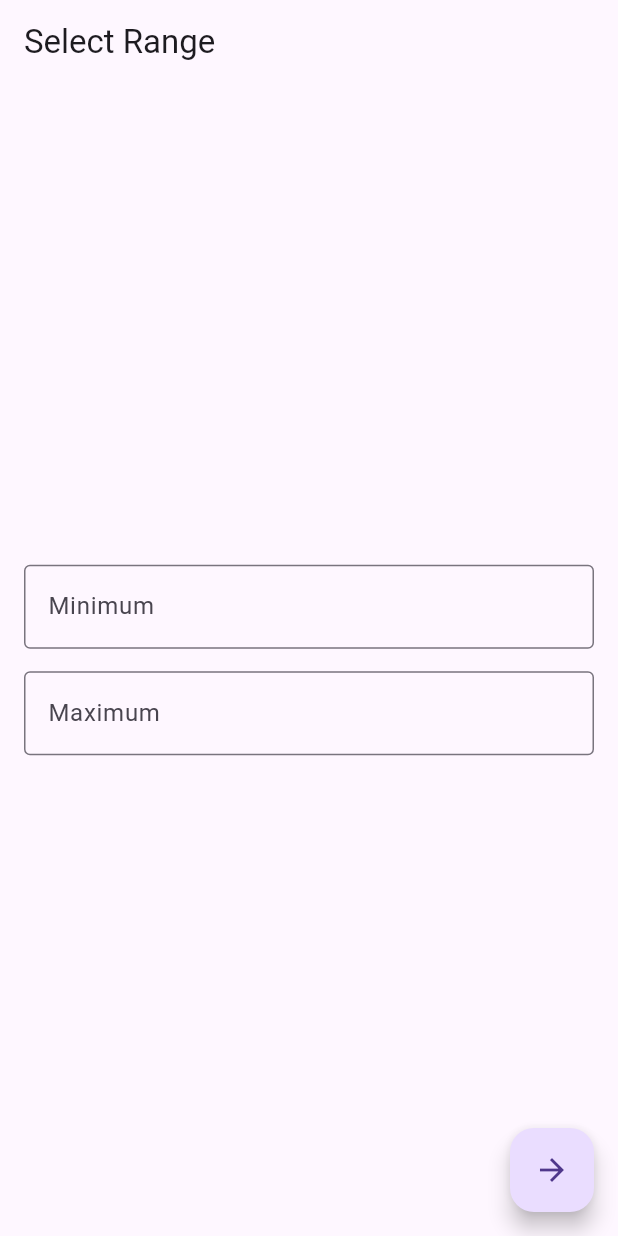
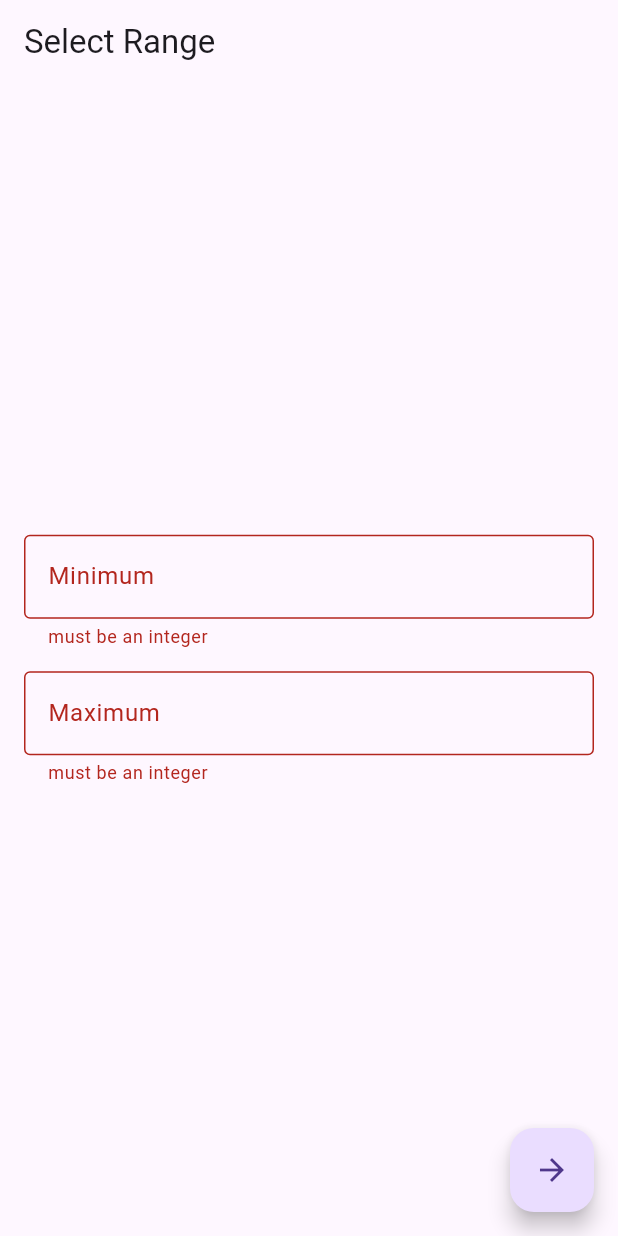
Before and after one commit to leoCardosoDev/flutter_foundations_reso, a Flutter app: the screen it shows after launch, after a tap on the "arrow forward" icon, on a phone screen of 412 x 824 dp. Run offline on Flutter 3.47's test engine with Material 3 defaults, Android fonts, the phone set to English and light mode, and no system bars.

Commit message:
chore: add foudation

```diff
--- /dev/null
+++ b/lib/int_value_setter.dart
@@ -0,0 +1 @@
+typedef IntValueSetter = void Function(int value);
--- /dev/null
+++ b/lib/range_selector_form.dart
@@ -0,0 +1,35 @@
+import 'package:flutter/material.dart';
+
+import 'int_value_setter.dart';
+import 'range_selector_text_form_field.dart';
+
+class RangeSelectorForm extends StatelessWidget {
+  const RangeSelectorForm({
+    super.key,
+    required this.formKey,
+    required this.minIntValueSetter,
+    required this.maxIntValueSetter
+  });
+
+  final GlobalKey<FormState> formKey;
+  final IntValueSetter minIntValueSetter;
+  final IntValueSetter maxIntValueSetter;
+
+  @override
+  Widget build(BuildContext context) {
+    return Form(
+      key: formKey,
+      child: Padding(
+        padding: const EdgeInsets.all(16),
+        child: Column(
+          mainAxisAlignment: MainAxisAlignment.center,
+          children: [
+            RangeSelectorTextFormField(labelText: 'Minimum', intValueSetter: minIntValueSetter),
+            const SizedBox(height: 15),
+            RangeSelectorTextFormField(labelText: 'Maximum', intValueSetter: maxIntValueSetter),
+          ],
+        ),
+      ),
+    );
+  }
+}
--- a/lib/range_selector_page.dart
+++ b/lib/range_selector_page.dart
@@ -1,4 +1,6 @@
 import 'package:flutter/material.dart';
+
+import 'range_selector_form.dart';
 
 class RandomSelectorPage extends StatefulWidget {
   const RandomSelectorPage({super.key});
@@ -7,45 +9,26 @@ class RandomSelectorPage extends StatefulWidget {
 }
 
 class _RandomSelectorPageState extends State<RandomSelectorPage> {
+  final formKey = GlobalKey<FormState>();
+  int _min = 0;
+  int _max = 0;
   @override
   Widget build(BuildContext context) {
     return Scaffold(
       appBar: AppBar(
         title: const Text("Select Range"),
       ),
-      body: Form(
-        child: Padding(
-          padding: const EdgeInsets.all(16),
-          child: Column(
-            mainAxisAlignment: MainAxisAlignment.center,
-            children: [
-              TextFormField(
-                decoration: const InputDecoration(
-                  border: OutlineInputBorder(),
-                  labelText: 'Minimum',
-                ),
-                keyboardType: const TextInputType.numberWithOptions(
-                  decimal: false,
-                  signed: true,
-                ),
-              ),
-              const SizedBox(height: 15),
-              TextFormField(
-                decoration: const InputDecoration(
-                  border: OutlineInputBorder(),
-                  labelText: 'Maximum',
-                ),
-                keyboardType: const TextInputType.numberWithOptions(
-                  decimal: false,
-                  signed: true,
-                ),
-              ),
-            ],
-          ),
-        ),
+      body: RangeSelectorForm(
+        formKey: formKey,
+        minIntValueSetter: (value) => _min = value,
+        maxIntValueSetter: (value) => _max = value,
       ),
       floatingActionButton: FloatingActionButton(
-        onPressed: () {},
+        onPressed: () {
+          if (formKey.currentState?.validate() == true) {
+            formKey.currentState?.save();
+          }
+        },
         child: const Icon(Icons.arrow_forward),
       ),
     );
--- /dev/null
+++ b/lib/range_selector_text_form_field.dart
@@ -0,0 +1,35 @@
+import 'package:flutter/material.dart';
+
+import 'int_value_setter.dart';
+
+class RangeSelectorTextFormField extends StatelessWidget {
+  final String labelText;
+  final IntValueSetter intValueSetter;
+  const RangeSelectorTextFormField({
+    Key? key,
+    required this.labelText,
+    required this.intValueSetter
+  }) : super(key: key);
+
+  @override
+  Widget build(BuildContext context) {
+    return TextFormField(
+      decoration: InputDecoration(
+        border: const OutlineInputBorder(),
+        labelText: labelText,
+      ),
+      keyboardType: const TextInputType.numberWithOptions(
+        decimal: false,
+        signed: true,
+      ),
+      validator: (value) {
+        if (value == null || int.tryParse(value) == null) {
+          return 'must be an integer';
+        } else {
+          return null;
+        }
+      },
+      onSaved: (newValue) => intValueSetter(int.parse(newValue ?? '')),
+    );
+  }
+}
```
